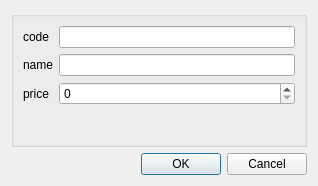
First picture: the form in deviceNewRecordDialog.ui, repository TatianaLebedik/design-bureau-database-manager, before the edit.
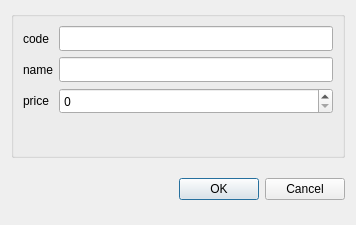
Second picture: the form after the edit. Icons and pictures are not drawn.

Diff of the .ui file:
```diff
--- a/deviceNewRecordDialog.ui
+++ b/deviceNewRecordDialog.ui
@@ -6,15 +6,59 @@
    <rect>
     <x>0</x>
     <y>0</y>
-    <width>318</width>
-    <height>186</height>
+    <width>356</width>
+    <height>225</height>
    </rect>
   </property>
+  <property name="minimumSize">
+   <size>
+    <width>356</width>
+    <height>225</height>
+   </size>
+  </property>
+  <property name="maximumSize">
+   <size>
+    <width>356</width>
+    <height>225</height>
+   </size>
+  </property>
   <property name="windowTitle">
    <string>Dialog</string>
   </property>
   <layout class="QGridLayout" name="gridLayout">
-   <item row="0" column="0">
+   <item row="2" column="1">
+    <widget class="QDialogButtonBox" name="buttonBox">
+     <property name="orientation">
+      <enum>Qt::Horizontal</enum>
+     </property>
+     <property name="standardButtons">
+      <set>QDialogButtonBox::Cancel|QDialogButtonBox::Ok</set>
+     </property>
+    </widget>
+   </item>
+   <item row="2" column="0">
+    <widget class="QLabel" name="label">
+     <property name="minimumSize">
+      <size>
+       <width>50</width>
+       <height>50</height>
+      </size>
+     </property>
+     <property name="maximumSize">
+      <size>
+       <width>50</width>
+       <height>50</height>
+      </size>
+     </property>
+     <property name="styleSheet">
+      <string notr="true">image: url(:/rec/img/icons8-product-50 (1).png);</string>
+     </property>
+     <property name="text">
+      <string/>
+     </property>
+    </widget>
+   </item>
+   <item row="0" column="0" colspan="2">
     <widget class="QGroupBox" name="groupBox_3">
      <property name="title">
       <string/>
@@ -36,6 +80,11 @@
       </item>
       <item row="2" column="1">
        <widget class="QLineEdit" name="device_name_lineEdit">
+        <property name="font">
+         <font>
+          <family>Tibetan Machine Uni</family>
+         </font>
+        </property>
         <property name="maxLength">
          <number>20</number>
         </property>
@@ -43,6 +92,11 @@
       </item>
       <item row="3" column="1">
        <widget class="QSpinBox" name="device_price_spinBox">
+        <property name="font">
+         <font>
+          <family>Tibetan Machine Uni</family>
+         </font>
+        </property>
         <property name="maximum">
          <number>100000000</number>
         </property>
@@ -50,6 +104,11 @@
       </item>
       <item row="0" column="1">
        <widget class="QLineEdit" name="device_code_lineEdit">
+        <property name="font">
+         <font>
+          <family>Tibetan Machine Uni</family>
+         </font>
+        </property>
         <property name="maxLength">
          <number>10</number>
         </property>
@@ -78,16 +137,6 @@
      </layout>
     </widget>
    </item>
-   <item row="1" column="0">
-    <widget class="QDialogButtonBox" name="buttonBox">
-     <property name="orientation">
-      <enum>Qt::Horizontal</enum>
-     </property>
-     <property name="standardButtons">
-      <set>QDialogButtonBox::Cancel|QDialogButtonBox::Ok</set>
-     </property>
-    </widget>
-   </item>
   </layout>
  </widget>
  <resources/>
```
Left out of the diff: 2 changed lines with no effect on the pictures.
